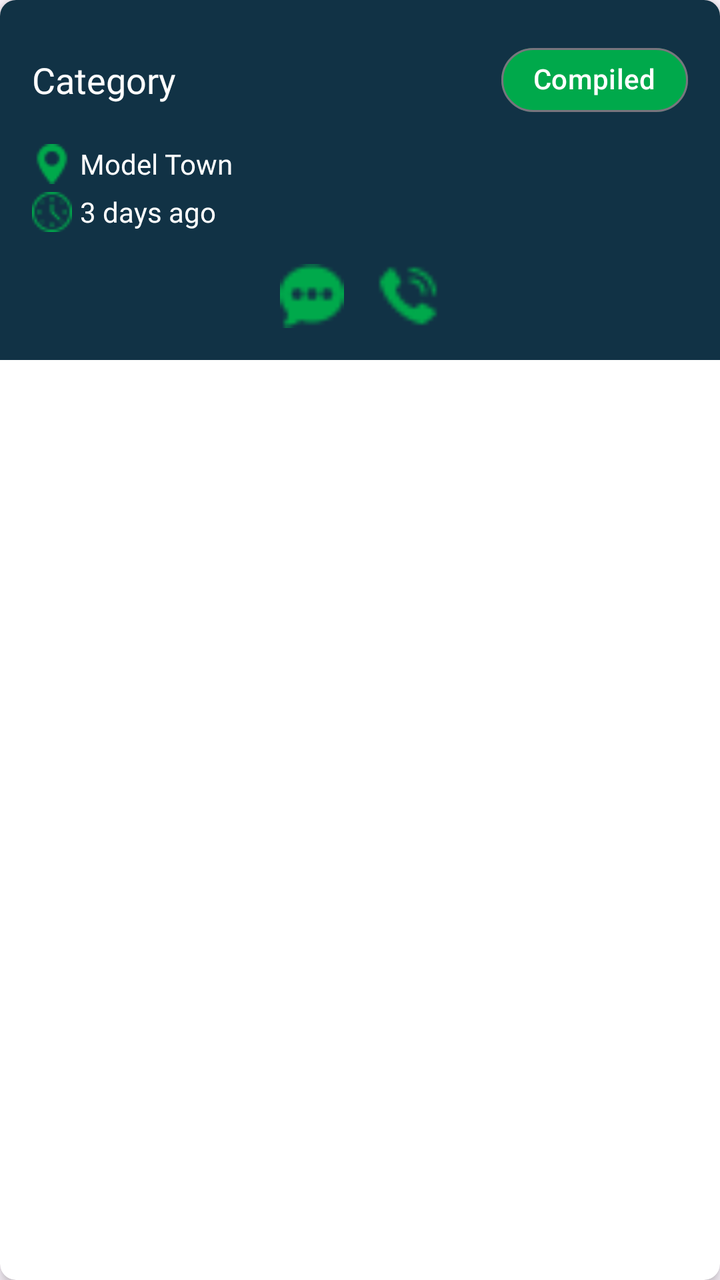
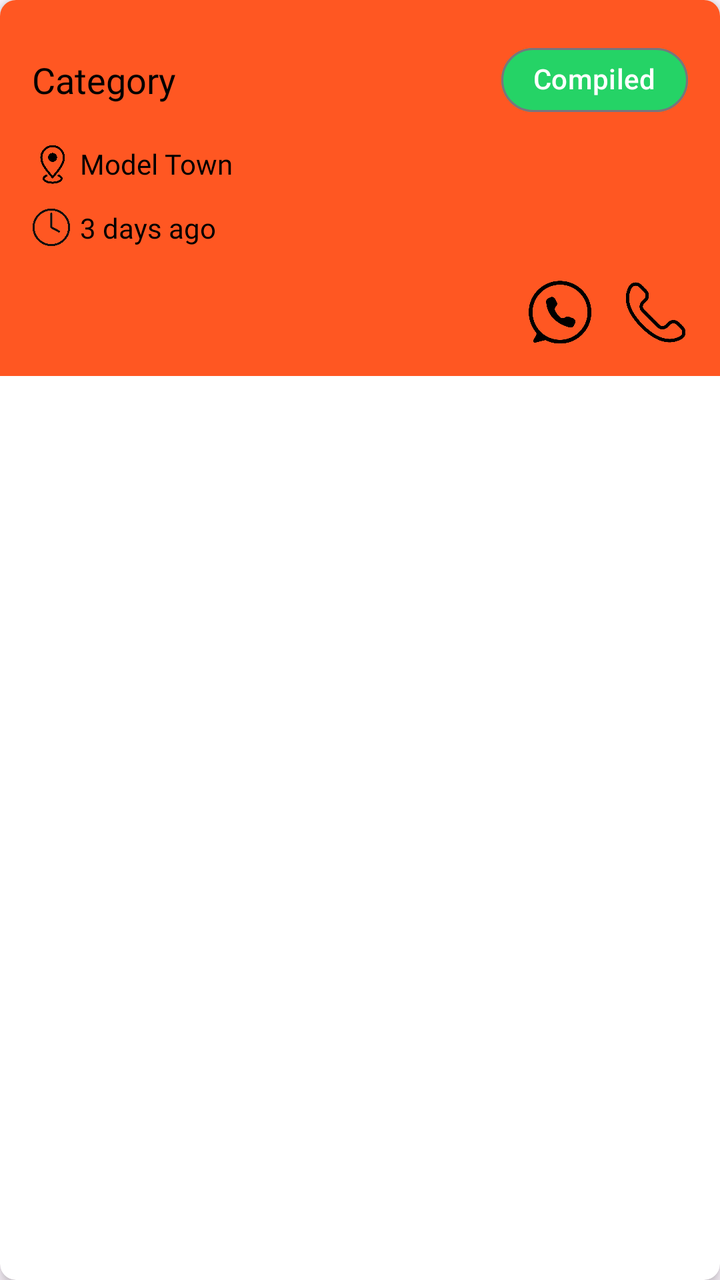

An Android layout rendered at two revisions. The XML below is the earlier revision; the diff shows what the commit changed to produce the second picture.
<!-- AndroidManifest.xml: application theme Theme.RemotePresence -->
<!-- res/layout/itemusermytask.xml -->
<?xml version="1.0" encoding="utf-8"?>
<androidx.cardview.widget.CardView
    xmlns:android="http://schemas.android.com/apk/res/android"
    xmlns:app="http://schemas.android.com/apk/res-auto"
    android:layout_width="match_parent"
    android:layout_height="wrap_content"
    android:layout_margin="8dp"
    app:cardCornerRadius="8dp"
    app:cardElevation="4dp">

    <LinearLayout
        android:layout_width="match_parent"
        android:layout_height="wrap_content"
        android:orientation="vertical"
        android:background="@color/cardviewcolor"
        android:padding="16dp">
        <LinearLayout
            android:id="@+id/titleStatusContainer"
            android:layout_width="match_parent"
            android:layout_height="wrap_content"
            android:orientation="horizontal"
            android:gravity="center_vertical">

            <TextView
                android:id="@+id/taskcategoryTextView"
                android:layout_width="0dp"
                android:layout_height="wrap_content"
                android:layout_weight="1"
                android:text="Category"
                android:textSize="18sp"
                android:textColor="@color/white"
                android:fontFamily="@font/poppinssemibold"/>

            <com.google.android.material.chip.Chip
                android:id="@+id/statusChip"
                android:layout_width="wrap_content"
                android:layout_height="wrap_content"
                android:layout_marginStart="8dp"
                android:text="Compiled"
                android:textColor="@color/white"
                app:chipBackgroundColor="@color/btncolor"
                app:chipCornerRadius="16dp"
                app:chipStrokeWidth="1dp"/>
        </LinearLayout>



        <LinearLayout
            android:layout_width="match_parent"
            android:layout_height="wrap_content"
            android:orientation="horizontal"
            android:layout_marginTop="8dp"
            android:gravity="center_vertical">

            <ImageView
                android:layout_width="20dp"
                android:layout_height="20dp"
                android:src="@drawable/location" />

            <TextView
                android:id="@+id/tvLocation"
                android:layout_width="wrap_content"
                android:layout_height="wrap_content"
                android:text="Model Town"
                android:fontFamily="@font/interregular"
                android:textSize="14sp"
                android:textColor="@color/white"
                android:layout_marginStart="4dp"/>
        </LinearLayout>

        
        <LinearLayout
            android:layout_width="match_parent"
            android:layout_height="wrap_content"
            android:orientation="horizontal"
            android:layout_marginTop="4dp"
            android:gravity="center_vertical">

            <ImageView
                android:layout_width="20dp"
                android:layout_height="20dp"
                android:src="@drawable/clock" />

            <TextView
                android:id="@+id/tvTime"
                android:layout_width="wrap_content"
                android:layout_height="wrap_content"
                android:text="3 days ago"
                android:textSize="14sp"
                android:textColor="@color/white"
                android:fontFamily="@font/interregular"
                android:layout_marginStart="4dp"/>
        </LinearLayout>

        <LinearLayout
            android:layout_width="match_parent"
            android:layout_height="wrap_content"
            android:orientation="horizontal"
            android:layout_marginTop="16dp"
            android:gravity="center">

            <ImageView
                android:id="@+id/ivChat"
                android:layout_width="32dp"
                android:layout_height="32dp"
                android:src="@drawable/chat"
                android:layout_marginEnd="16dp"/>

            <ImageView
                android:id="@+id/ivCall"
                android:layout_width="32dp"
                android:layout_height="32dp"
                android:src="@drawable/call"
                />
        </LinearLayout>

    </LinearLayout>
</androidx.cardview.widget.CardView>
<!-- resources referenced by this layout -->
<resources>
  <color name="btncolor">#00a94b</color>
  <color name="cardviewcolor">#113245</color>
  <color name="white">#FFFFFFFF</color>
  <!-- drawable call: png bitmap (drawable, 567 bytes) -->
  <!-- drawable chat: png bitmap (drawable, 503 bytes) -->
  <!-- drawable clock: png bitmap (drawable, 662 bytes) -->
  <!-- drawable location: png bitmap (drawable, 484 bytes) -->
  <style name="Theme.RemotePresence" parent="Theme.Material3.DayNight.NoActionBar">
          
          <item name="colorPrimary">@color/purple_500</item>
          <item name="colorPrimaryVariant">@color/purple_700</item>
          <item name="colorOnPrimary">@color/white</item>
          
          <item name="colorSecondary">@color/teal_200</item>
          <item name="colorSecondaryVariant">@color/teal_700</item>
          <item name="colorOnSecondary">@color/black</item>
          
          <item name="android:statusBarColor">?attr/colorPrimaryVariant</item>
          
      </style>
  <color name="purple_500">#FF6200EE</color>
  <color name="purple_700">#FF3700B3</color>
  <color name="teal_200">#FF03DAC5</color>
  <color name="teal_700">#FF018786</color>
  <color name="black">#FF000000</color>
</resources>

<!-- the commit's change to res/layout/itemusermytask.xml (unified diff, before → after) -->
@@ -12,7 +12,7 @@
         android:layout_width="match_parent"
         android:layout_height="wrap_content"
         android:orientation="vertical"
-        android:background="@color/cardviewcolor"
+        android:background="@color/orange"
         android:padding="16dp">
         <LinearLayout
             android:id="@+id/titleStatusContainer"
@@ -28,7 +28,7 @@
                 android:layout_weight="1"
                 android:text="Category"
                 android:textSize="18sp"
-                android:textColor="@color/white"
+                android:textColor="@color/black"
                 android:fontFamily="@font/poppinssemibold"/>
 
             <com.google.android.material.chip.Chip
@@ -64,7 +64,7 @@
                 android:text="Model Town"
                 android:fontFamily="@font/interregular"
                 android:textSize="14sp"
-                android:textColor="@color/white"
+                android:textColor="@color/black"
                 android:layout_marginStart="4dp"/>
         </LinearLayout>
 
@@ -73,7 +73,7 @@
             android:layout_width="match_parent"
             android:layout_height="wrap_content"
             android:orientation="horizontal"
-            android:layout_marginTop="4dp"
+            android:layout_marginTop="12dp"
             android:gravity="center_vertical">
 
             <ImageView
@@ -87,7 +87,7 @@
                 android:layout_height="wrap_content"
                 android:text="3 days ago"
                 android:textSize="14sp"
-                android:textColor="@color/white"
+                android:textColor="@color/black"
                 android:fontFamily="@font/interregular"
                 android:layout_marginStart="4dp"/>
         </LinearLayout>
@@ -97,7 +97,7 @@
             android:layout_height="wrap_content"
             android:orientation="horizontal"
             android:layout_marginTop="16dp"
-            android:gravity="center">
+            android:gravity="end">
 
             <ImageView
                 android:id="@+id/ivChat"
<!-- resource entries referenced after the edit -->
@@ -1,12 +1,12 @@
 <!-- resources referenced by this layout -->
 <resources>
-  <color name="btncolor">#00a94b</color>
-  <color name="cardviewcolor">#113245</color>
+  <color name="btncolor">#25D366</color>
+  <color name="orange">#FF5722</color>
   <color name="white">#FFFFFFFF</color>
-  <!-- drawable call: png bitmap (drawable, 567 bytes) -->
-  <!-- drawable chat: png bitmap (drawable, 503 bytes) -->
-  <!-- drawable clock: png bitmap (drawable, 662 bytes) -->
-  <!-- drawable location: png bitmap (drawable, 484 bytes) -->
+  <!-- drawable call: png bitmap (drawable, 52353 bytes) -->
+  <!-- drawable chat: png bitmap (drawable, 62309 bytes) -->
+  <!-- drawable clock: png bitmap (drawable, 61800 bytes) -->
+  <!-- drawable location: png bitmap (drawable, 56721 bytes) -->
   <style name="Theme.RemotePresence" parent="Theme.Material3.DayNight.NoActionBar">
           
           <item name="colorPrimary">@color/purple_500</item>
